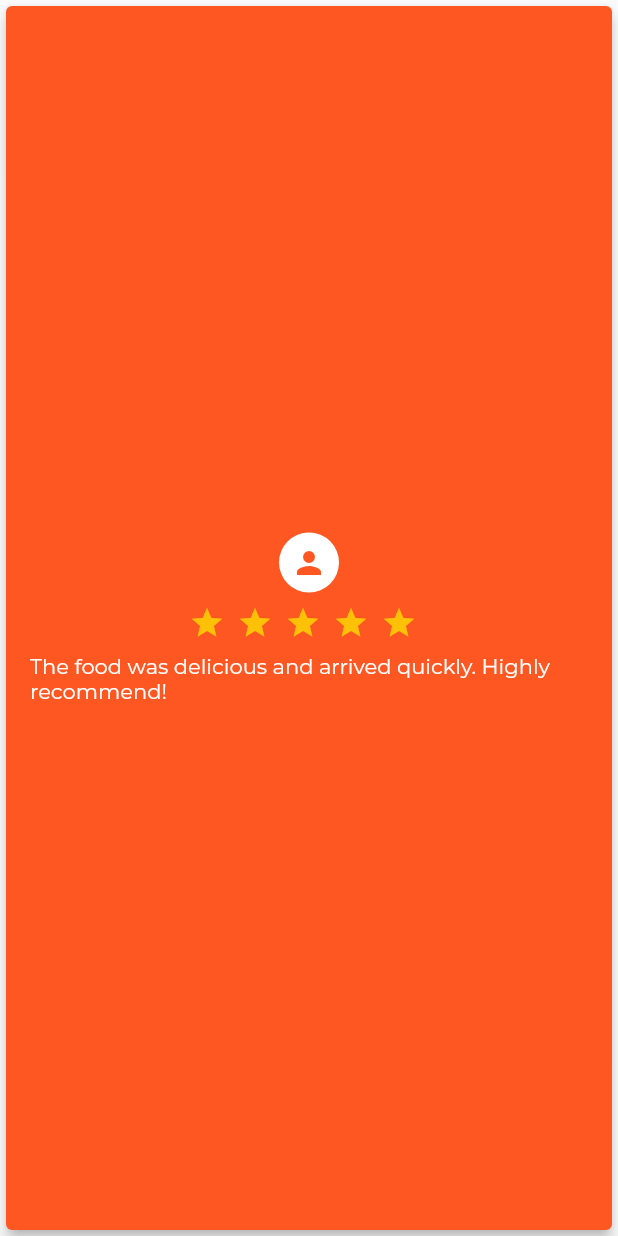
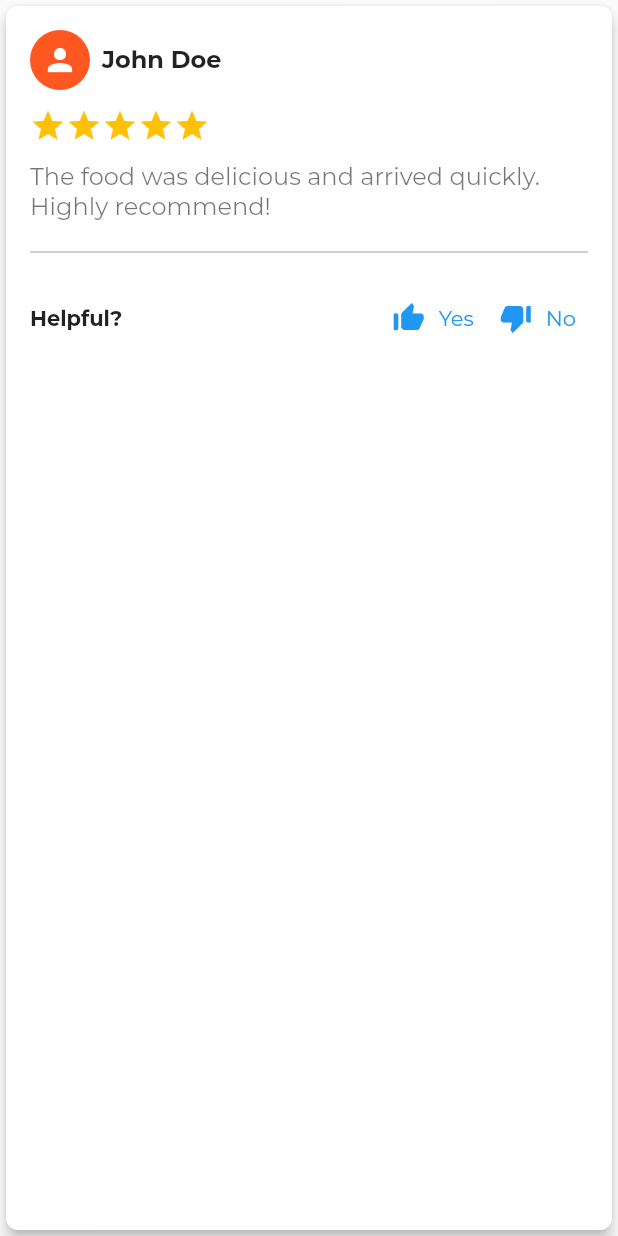
Before and after one commit to ai-rayhan/food_delivery_web, a Flutter app: the ReviewCard widget shown alone on an empty page, opened directly, on a phone screen of 412 x 824 dp. Run offline on Flutter 3.47's test engine with Material 2 defaults, Android fonts, the phone set to English and light mode, and no system bars; our stand-ins replace auto_size_text, cloud_firestore, firebase_auth, firebase_core, flutter_phoenix, flutter_svg; accounts and stored records are empty; network calls fail.

Commit message:
ui update

```diff
--- a/lib/screens/faq_screen.dart
+++ b/lib/screens/faq_screen.dart
@@ -9,10 +9,14 @@ class FAQPage extends StatelessWidget {
   @override
   Widget build(BuildContext context) {
     return Scaffold(
+      appBar: AppBar(
+        title: Text("FAQ"),
+        centerTitle: true,
+        backgroundColor: Colors.red,
+      ),
       body: SingleChildScrollView(
         child: Column(
           children: [
-            const Header(),
             const SizedBox(
               height: 10,
             ),
--- a/lib/screens/reviews_screen.dart
+++ b/lib/screens/reviews_screen.dart
@@ -1,18 +1,61 @@
 import 'package:flutter/material.dart';
+import 'package:food_delivery_web/components/footer.dart';
 
 class ReviewScreen extends StatelessWidget {
-  const ReviewScreen({super.key});
+  const ReviewScreen({Key? key}) : super(key: key);
 
   @override
   Widget build(BuildContext context) {
     return Scaffold(
       appBar: AppBar(
+        centerTitle: true,
+        backgroundColor: Colors.red,
+        elevation: 0,
         title: const Text('Reviews'),
       ),
-      body: Padding(
-        padding: const EdgeInsets.only(left: 100, right: 100),
-        child: ListView(
-          padding: const EdgeInsets.all(16.0),
+      body: SingleChildScrollView(
+        child: Column(
+          crossAxisAlignment: CrossAxisAlignment.start,
+          children: [
+            Container(
+              height: 200,
+              child: Stack(
+                children: [
+                  Image.network(
+                    'https://resizer.otstatic.com/v2/photos/wide-xlarge/2/51140253.jpg',
+                    fit: BoxFit.cover,
+                    width: double.infinity,
+                  ),
+                  Container(
+                    alignment: Alignment.center,
+                    child: Column(
+                      mainAxisAlignment: MainAxisAlignment.center,
+                      children: [
+                        Text(
+                          'Customer Reviews',
+                          style: TextStyle(
+                            color: Colors.white,
+                            fontSize: 24.0,
+                            fontWeight: FontWeight.bold,
+                          ),
+                        ),
+                        const SizedBox(height: 8.0),
+                        Text(
+                          'See what our customers are saying',
+                          style: TextStyle(
+                            color: Colors.white,
+                            fontSize: 16.0,
+                          ),
+                        ),
+                      ],
+                    ),
+                  ),
+                ],
+              ),
+            ),
+            Padding(
+              padding: const EdgeInsets.all(12.0),
+              child: Column(
                 children: const [
                   ReviewCard(
                     author: 'John Doe',
@@ -37,6 +80,9 @@ class ReviewScreen extends StatelessWidget {
                 ],
               ),
             ),
+          ],
+        ),
+      ),
     );
   }
 }
@@ -56,49 +102,77 @@ class ReviewCard extends StatelessWidget {
   @override
   Widget build(BuildContext context) {
     return Card(
-      color: Colors.deepOrange, // Set card color to deep orange
       elevation: 4.0,
+      shape: RoundedRectangleBorder(
+        borderRadius: BorderRadius.circular(8.0),
+      ),
       child: Padding(
         padding: const EdgeInsets.all(16.0),
         child: Column(
-          mainAxisAlignment: MainAxisAlignment.center,
-          crossAxisAlignment: CrossAxisAlignment.center,
+          crossAxisAlignment: CrossAxisAlignment.start,
           children: [
             Row(
-              crossAxisAlignment: CrossAxisAlignment.center,
-              mainAxisAlignment: MainAxisAlignment.center,
-              children: const [
+              children: [
                 CircleAvatar(
-                  // Add CircleAvatar to show user picture
                   radius: 20.0,
-                  backgroundColor: Colors.white,
-                  child: Icon(Icons.person, color: Colors.deepOrange),
+                  backgroundColor: Colors.deepOrange,
+                  child: Icon(Icons.person, color: Colors.white),
+                ),
+                const SizedBox(width: 8.0),
+                Text(
+                  author,
+                  style: const TextStyle(
+                    fontSize: 16.0,
+                    fontWeight: FontWeight.bold,
+                  ),
                 ),
               ],
             ),
-            const SizedBox(height: 8.0),
+            const SizedBox(height: 12.0),
             Row(
-              mainAxisAlignment: MainAxisAlignment.center,
-              crossAxisAlignment: CrossAxisAlignment.center,
-              children: const [
-                Icon(Icons.star, color: Colors.amber),
-                SizedBox(width: 8.0),
-                Icon(Icons.star, color: Colors.amber),
-                SizedBox(width: 8.0),
-                Icon(Icons.star, color: Colors.amber),
-                SizedBox(width: 8.0),
-                Icon(Icons.star, color: Colors.amber),
-                SizedBox(width: 8.0),
-                Icon(Icons.star, color: Colors.amber),
-                SizedBox(width: 8.0),
-              ],
+              children: List.generate(5, (index) {
+                if (index < rating.floor()) {
+                  return Icon(Icons.star, color: Colors.amber);
+                } else {
+                  return Icon(Icons.star_border, color: Colors.amber);
+                }
+              }),
             ),
-            const SizedBox(height: 8.0),
+            const SizedBox(height: 12.0),
             Text(
               comment,
               style: const TextStyle(
-                color: Colors.white, // Set comment text color to white
+                color: Colors.black54,
+                fontSize: 16.0,
               ),
+            ),
+            const SizedBox(height: 12.0),
+            Divider(color: Colors.black38),
+            const SizedBox(height: 12.0),
+            Row(
+              mainAxisAlignment: MainAxisAlignment.spaceBetween,
+              children: [
+                Text(
+                  'Helpful?',
+                  style: const TextStyle(
+                    fontWeight: FontWeight.bold,
+                  ),
+                ),
+                Row(
+                  children: [
+                    TextButton.icon(
+                      onPressed: () {},
+                      icon: Icon(Icons.thumb_up_alt),
+                      label: Text('Yes'),
+                    ),
+                    TextButton.icon(
+                      onPressed: () {},
+                      icon: Icon(Icons.thumb_down_alt),
+                      label: Text('No'),
+                    ),
+                  ],
+                ),
+              ],
             ),
           ],
         ),
```
Lines whose indentation alone changed are shown as unchanged.
